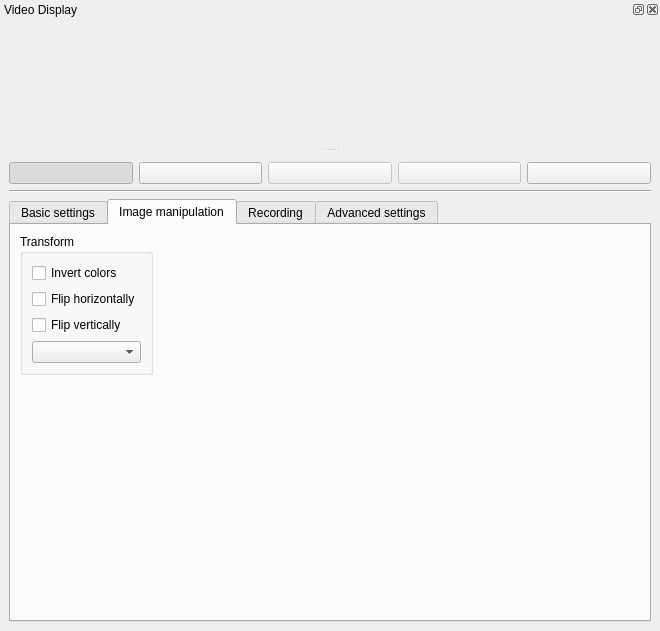
Above: src/mainwindow.ui from AD-Vega/qarv before the change. Below: the same form after it.
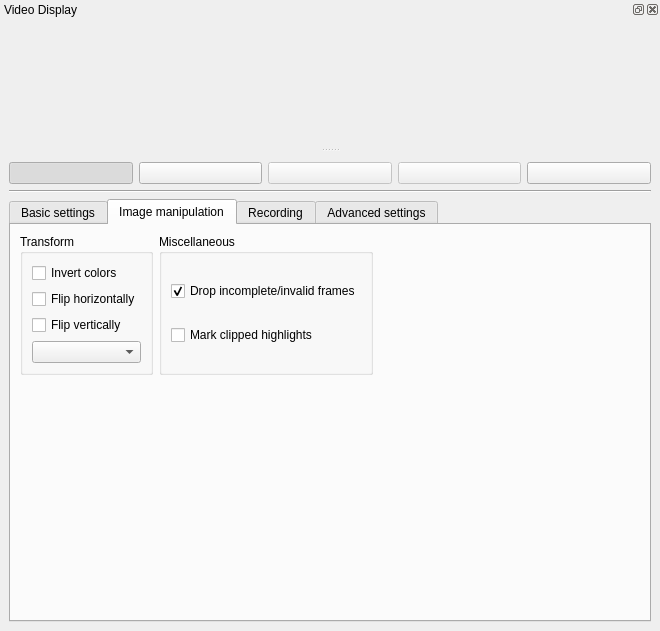
That is the form after the change. The open tabs and pages were chosen to show the change. Icons and pictures are not drawn. Custom widgets are drawn as their Qt base class.

Commit message: Mark washed-out parts of video.

Patch:
```diff
--- a/src/mainwindow.ui
+++ b/src/mainwindow.ui
@@ -522,7 +522,7 @@
           </layout>
          </widget>
         </item>
-        <item row="0" column="1">
+        <item row="0" column="2">
          <spacer name="horizontalSpacer">
           <property name="orientation">
            <enum>Qt::Horizontal</enum>
@@ -548,6 +548,32 @@
           </property>
          </spacer>
         </item>
+        <item row="0" column="1">
+         <widget class="QGroupBox" name="miscBox">
+          <property name="title">
+           <string>Miscellaneous</string>
+          </property>
+          <layout class="QVBoxLayout" name="verticalLayout_7">
+           <item>
+            <widget class="QCheckBox" name="dropInvalidFrames">
+             <property name="text">
+              <string>Drop incomplete/invalid frames</string>
+             </property>
+             <property name="checked">
+              <bool>true</bool>
+             </property>
+            </widget>
+           </item>
+           <item>
+            <widget class="QCheckBox" name="markClipped">
+             <property name="text">
+              <string>Mark clipped highlights</string>
+             </property>
+            </widget>
+           </item>
+          </layout>
+         </widget>
+        </item>
        </layout>
       </widget>
       <widget class="QWidget" name="recordingTab">
@@ -558,17 +584,7 @@
         <item row="7" column="1">
          <widget class="QPushButton" name="dumpSettingsButton">
           <property name="text">
-           <string>Dump camera settings</string>
-          </property>
-         </widget>
-        </item>
-        <item row="6" column="1">
-         <widget class="QCheckBox" name="dropInvalidFrames">
-          <property name="text">
-           <string>Drop incomplete/invalid frames</string>
-          </property>
-          <property name="checked">
-           <bool>true</bool>
+           <string>Snapshot directory:</string>
           </property>
          </widget>
         </item>
```
Left out of the diff: 95 changed lines with no effect on the pictures. The commit also changes 1 other file.
